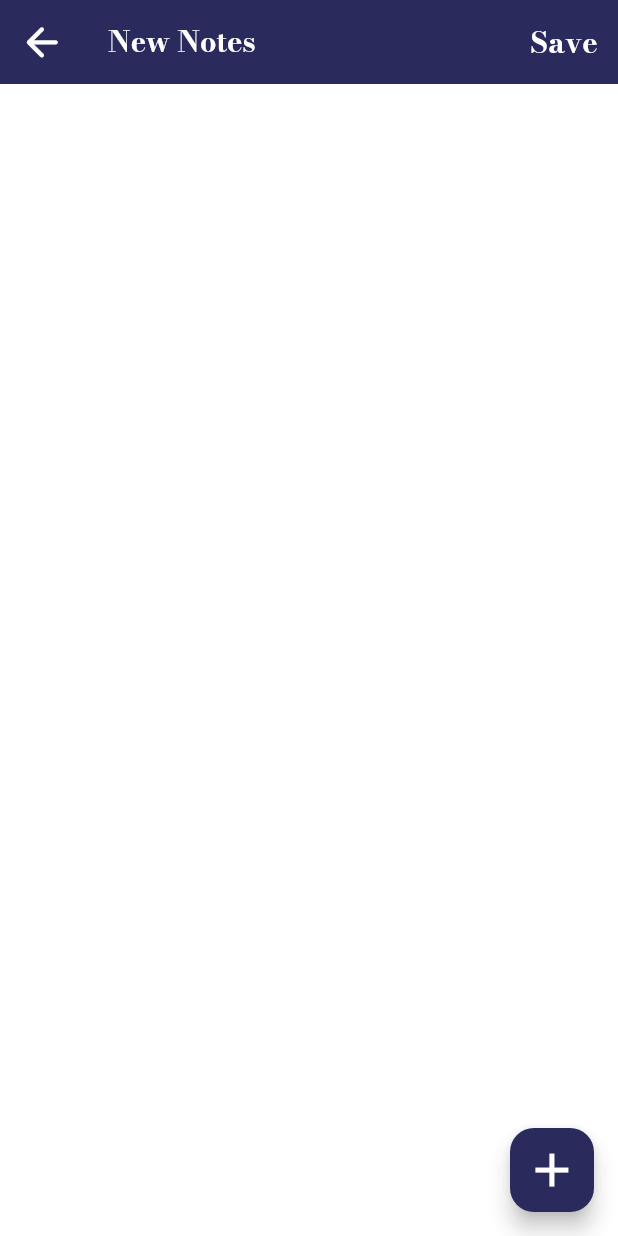
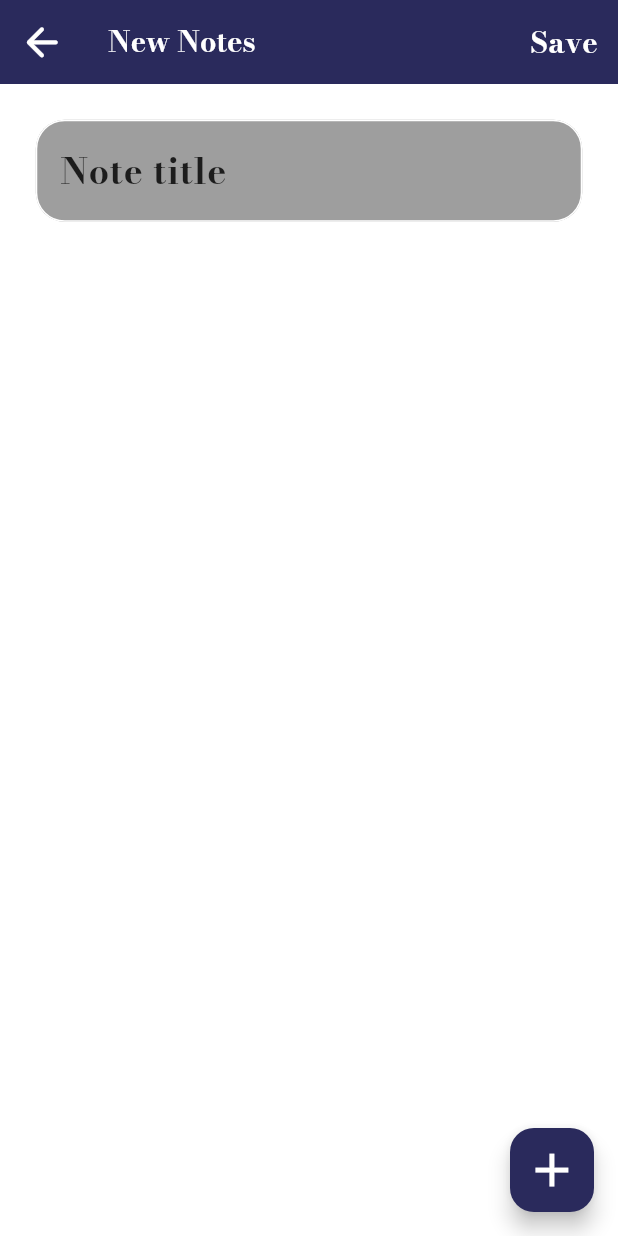
Before and after one commit to Isaiahcodes-3321/Note_App, a Flutter app: the AddNote screen opened directly, on a phone screen of 412 x 824 dp. Run offline on Flutter 3.47's test engine with Material 3 defaults, Android fonts, the phone set to English and light mode, and no system bars; our stand-ins replace flutter_riverpod, responsive_sizer.

Commit message:
Working on Add note Page

```diff
--- a/noteapp/lib/Constant/themes.dart
+++ b/noteapp/lib/Constant/themes.dart
@@ -26,7 +26,7 @@ class Backgroundcolor {
 }
 
 class AppTextStyle {
-  // Appbar text and add button white color
+  // Appbar text and add floatingButton white color
  static Color appbarTextcolor = Colors.white;
 
   static TextStyle textStyle() {
--- a/noteapp/lib/Screens/Add_Note/noteScreen.dart
+++ b/noteapp/lib/Screens/Add_Note/noteScreen.dart
@@ -1,13 +1,20 @@
 import 'package:flutter/material.dart';
+import 'package:flutter/services.dart';
 import 'package:flutter_riverpod/flutter_riverpod.dart';
 import 'package:responsive_sizer/responsive_sizer.dart';
-
 import '../../Constant/themes.dart';
 import '../../state_Management/riverPod.dart';
-import '../HomePage/homePgae.dart';
+import '../HomePage/home_page.dart';
 
-class AddNote extends StatelessWidget {
+class AddNote extends StatefulWidget {
   const AddNote({super.key});
+
+  @override
+  State<AddNote> createState() => _AddNoteState();
+}
+
+class _AddNoteState extends State<AddNote> {
+  final TextEditingController note_Text = TextEditingController();
 
   @override
   Widget build(BuildContext context) {
@@ -46,15 +53,43 @@ class AddNote extends StatelessWidget {
           body: Container(
             height: double.infinity,
             width: double.infinity,
-            child: Padding(
-              padding: EdgeInsets.symmetric(horizontal: 20.sp, vertical: 20.sp),
-              child: SingleChildScrollView(
-                child: Column(
-                  children: [
+            child: Column(
+              children: [
+                Padding(
+                  padding:
+                      EdgeInsets.symmetric(horizontal: 20.sp, vertical: 20.sp),
+                  child: TextField(
+                    style: AppTextStyle.textStyle().copyWith(
+                        color: const Color.fromARGB(255, 28, 28, 28),
+                        fontSize: 20.sp),
+                    controller: TextEditingController(),
+                    decoration: InputDecoration(
+                      focusColor: Colors.white,
+                      hintText: "Note title",
+                      hintStyle: AppTextStyle.textStyle().copyWith(
+                        color: const Color.fromARGB(255, 28, 28, 28),
+                      ),
+                      focusedBorder: outlineInputBorder,
+                      enabledBorder: outlineInputBorder,
+                      fillColor: Colors.grey,
+                      filled: true,
+                    ),
+                  ),
+                ),
+                Container(
+                  width: double.infinity,
+                  height: MediaQuery.sizeOf(context).height * 0.70,
+                  child: Padding(
+                    padding: EdgeInsets.symmetric(
+                        horizontal: 20.sp, vertical: 10.sp),
+                        child: SingleChildScrollView(
+                          child: Column(children: [
 
-                  ],
-                ),
-              ),
+                          ]),
+                        ),
+                  ),
+                )
+              ],
             ),
           ),
           floatingActionButton: FloatingActionButton(
@@ -71,3 +106,44 @@ class AddNote extends StatelessWidget {
     });
   }
 }
+
+
+
+
+
+
+
+//  GestureDetector(
+//                            onLongPress: () {
+//             Clipboard.setData(ClipboardData(text: note_Text.text));
+//             FlutterClipboard.copy(note_Text.text).then((value) {
+//                   ScaffoldMessenger.of(context).showSnackBar(
+//                     SnackBar(
+//                       content: Text('Text copied to clipboard'),
+//                     ),
+//                   );
+//             });
+//           },
+//                           child: TextFormField(
+//                             style: AppTextStyle.textStyle().copyWith(
+//                                 color: const Color.fromARGB(255, 28, 28, 28),
+//                                 fontSize: 20.sp),
+//                             // maxLength: 10,
+//                             maxLines:
+//                                 (MediaQuery.sizeOf(context).height * 0.5).toInt(),
+
+//                             textInputAction: TextInputAction.newline,
+//                             controller: note_Text,
+//                             decoration: InputDecoration(
+//                               focusColor: Colors.white,
+//                               hintText: "Note ",
+//                               hintStyle: AppTextStyle.textStyle().copyWith(
+//                                 color: const Color.fromARGB(255, 28, 28, 28),
+//                               ),
+//                               focusedBorder: outlineInputBorder,
+//                               enabledBorder: outlineInputBorder,
+//                               fillColor: const Color.fromARGB(255, 229, 228, 228),
+//                               filled: true,
+//                             ),
+//                           ),
+//                         ),
--- /dev/null
+++ b/noteapp/lib/Screens/Logins/export_login_register.dart
@@ -0,0 +1,6 @@
+export 'package:responsive_sizer/responsive_sizer.dart';
+export '../../Constant/themes.dart';
+export 'login.dart';
+export 'signUpPage.dart';
+export '../../Utils/reUsedTextField.dart';
+export '../HomePage/home_page.dart';
--- a/noteapp/lib/Screens/Logins/login.dart
+++ b/noteapp/lib/Screens/Logins/login.dart
@@ -1,8 +1,6 @@
 import 'package:flutter/material.dart';
-import 'package:responsive_sizer/responsive_sizer.dart';
-import '../../Constant/themes.dart';
-import '../../Utils/reUsedTextField.dart';
-import '../HomePage/homePgae.dart';
+import 'package:noteapp/Screens/Logins/export_login_register.dart';
+
 
 class LoginPage extends StatefulWidget {
   const LoginPage({super.key});
--- a/noteapp/lib/Screens/Logins/login_SignUp.dart
+++ b/noteapp/lib/Screens/Logins/login_SignUp.dart
@@ -1,8 +1,6 @@
 import 'package:flutter/material.dart';
-import 'package:responsive_sizer/responsive_sizer.dart';
-import '../../Constant/themes.dart';
-import 'login.dart';
-import 'signUpPage.dart';
+import 'package:noteapp/Screens/Logins/export_login_register.dart';
+
 
 class Login_SignUp_Page extends StatefulWidget {
   const Login_SignUp_Page({super.key});
--- a/noteapp/lib/Screens/Logins/signUpPage.dart
+++ b/noteapp/lib/Screens/Logins/signUpPage.dart
@@ -1,7 +1,6 @@
 import 'package:flutter/material.dart';
-import 'package:responsive_sizer/responsive_sizer.dart';
-import '../../Constant/themes.dart';
-import '../../Utils/reUsedTextField.dart';
+import 'package:noteapp/Screens/Logins/export_login_register.dart';
+
 
 class SignUpPage extends StatefulWidget {
   const SignUpPage({super.key});
--- a/noteapp/lib/state_Management/riverPod.dart
+++ b/noteapp/lib/state_Management/riverPod.dart
@@ -1,4 +1,4 @@
-import 'package:flutter/material.dart';
+
 import 'package:flutter_riverpod/flutter_riverpod.dart';
 
 class ThemeState extends StateNotifier<bool> {
--- a/noteapp/pubspec.yaml
+++ b/noteapp/pubspec.yaml
@@ -29,6 +29,7 @@ dependencies:
   cupertino_icons: ^1.0.2
   responsive_sizer: ^3.2.0
   flutter_riverpod: ^2.4.2
+  clipboard: ^0.1.3
 
 dev_dependencies:
   flutter_test:
```
Also changed, not shown: noteapp/lib/Screens/HomePage/Trash/trash_page.dart (added, +12 -0 lines), noteapp/lib/Screens/HomePage/drawer.dart (+29 -12 lines), noteapp/lib/Screens/HomePage/export._home.dart (added, +8 -0 lines), noteapp/lib/Screens/HomePage/home_page.dart (renamed from noteapp/lib/Screens/HomePage/homePgae.dart, +2 -6 lines), noteapp/pubspec.lock.
